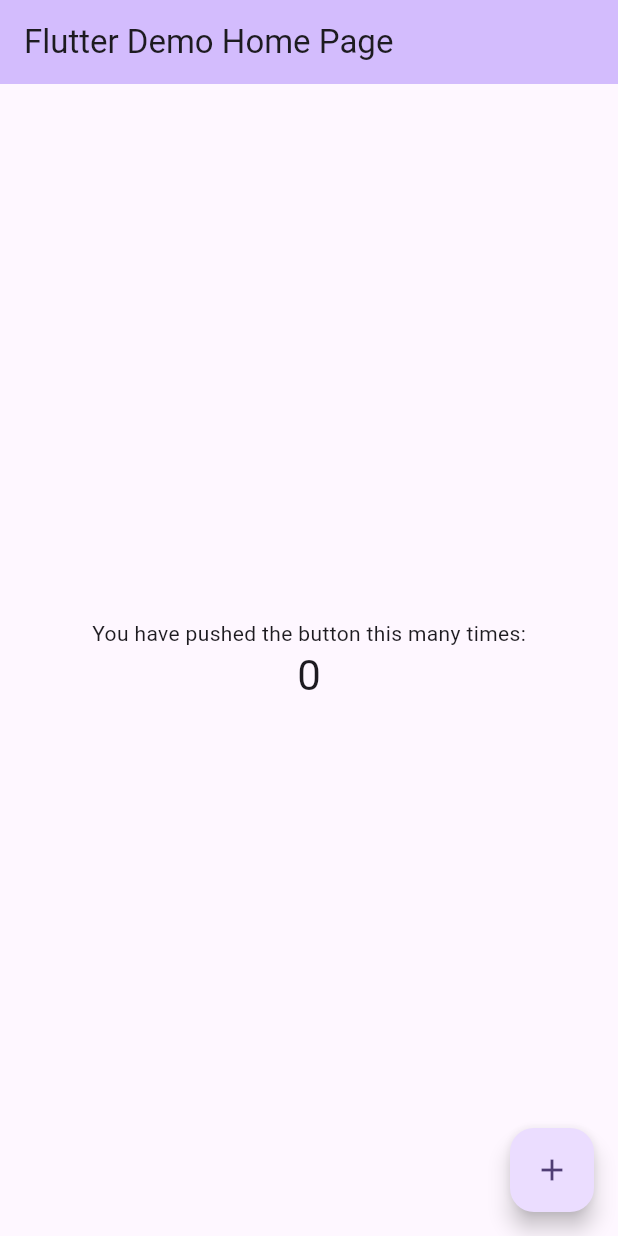
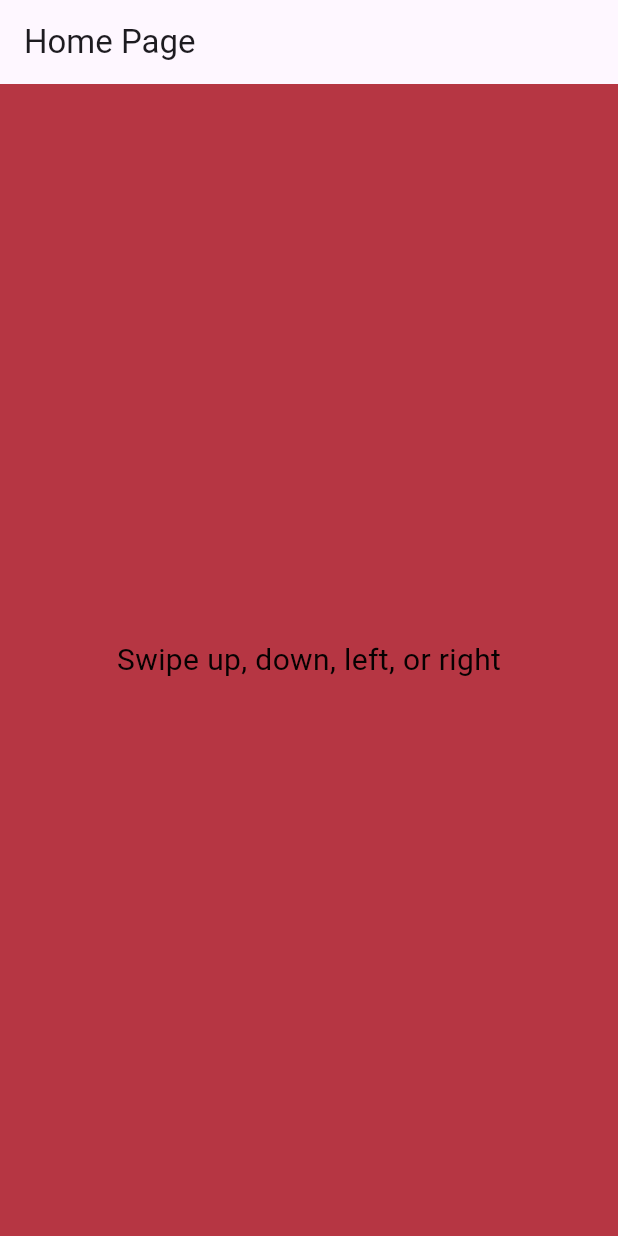
Before and after one commit to Islam-hady9/application-to-help-the-blind-eyes-mate, a Flutter app: the screen it shows after launch, on a phone screen of 412 x 824 dp. Run offline on Flutter 3.47's test engine with Material 3 defaults, Android fonts, the phone set to English and light mode, and no system bars; our stand-ins replace flutter_tts.

Commit message:
Add swipe-based navigation system

```diff
--- a/eyes_mate_app/lib/main.dart
+++ b/eyes_mate_app/lib/main.dart
@@ -1,125 +1,167 @@
 import 'package:flutter/material.dart';
+import 'package:flutter_tts/flutter_tts.dart';
 
 void main() {
-  runApp(const MyApp());
+  runApp(MyApp());
 }
 
 class MyApp extends StatelessWidget {
-  const MyApp({super.key});
-
-  // This widget is the root of your application.
   @override
   Widget build(BuildContext context) {
     return MaterialApp(
-      title: 'Flutter Demo',
-      theme: ThemeData(
-        // This is the theme of your application.
-        //
-        // TRY THIS: Try running your application with "flutter run". You'll see
-        // the application has a purple toolbar. Then, without quitting the app,
-        // try changing the seedColor in the colorScheme below to Colors.green
-        // and then invoke "hot reload" (save your changes or press the "hot
-        // reload" button in a Flutter-supported IDE, or press "r" if you used
-        // the command line to start the app).
-        //
-        // Notice that the counter didn't reset back to zero; the application
-        // state is not lost during the reload. To reset the state, use hot
-        // restart instead.
-        //
-        // This works for code too, not just values: Most code changes can be
-        // tested with just a hot reload.
-        colorScheme: ColorScheme.fromSeed(seedColor: Colors.deepPurple),
-        useMaterial3: true,
-      ),
-      home: const MyHomePage(title: 'Flutter Demo Home Page'),
+      home: HomePage(),
     );
   }
 }
 
-class MyHomePage extends StatefulWidget {
-  const MyHomePage({super.key, required this.title});
+class HomePage extends StatefulWidget {
+  @override
+  _HomePageState createState() => _HomePageState();
+}
 
-  // This widget is the home page of your application. It is stateful, meaning
-  // that it has a State object (defined below) that contains fields that affect
-  // how it looks.
-
-  // This class is the configuration for the state. It holds the values (in this
-  // case the title) provided by the parent (in this case the App widget) and
-  // used by the build method of the State. Fields in a Widget subclass are
-  // always marked "final".
-
-  final String title;
+class _HomePageState extends State<HomePage> {
+  FlutterTts flutterTts = FlutterTts();
 
   @override
-  State<MyHomePage> createState() => _MyHomePageState();
-}
+  void initState() {
+    super.initState();
+    _speakHello();
+  }
 
-class _MyHomePageState extends State<MyHomePage> {
-  int _counter = 0;
-
-  void _incrementCounter() {
-    setState(() {
-      // This call to setState tells the Flutter framework that something has
-      // changed in this State, which causes it to rerun the build method below
-      // so that the display can reflect the updated values. If we changed
-      // _counter without calling setState(), then the build method would not be
-      // called again, and so nothing would appear to happen.
-      _counter++;
-    });
+  Future<void> _speakHello() async {
+    await flutterTts.speak(
+        "Hello... Swipe Up To Open Object Recognition and Distance Measurement, Swipe Down To Open Text Reading, Swipe Left To Open Currency Recognition, Swipe Right To Open Face Recognition");
   }
 
   @override
   Widget build(BuildContext context) {
-    // This method is rerun every time setState is called, for instance as done
-    // by the _incrementCounter method above.
-    //
-    // The Flutter framework has been optimized to make rerunning build methods
-    // fast, so that you can just rebuild anything that needs updating rather
-    // than having to individually change instances of widgets.
     return Scaffold(
       appBar: AppBar(
-        // TRY THIS: Try changing the color here to a specific color (to
-        // Colors.amber, perhaps?) and trigger a hot reload to see the AppBar
-        // change color while the other colors stay the same.
-        backgroundColor: Theme.of(context).colorScheme.inversePrimary,
-        // Here we take the value from the MyHomePage object that was created by
-        // the App.build method, and use it to set our appbar title.
-        title: Text(widget.title),
+        title: Text('Home Page'),
       ),
-      body: Center(
-        // Center is a layout widget. It takes a single child and positions it
-        // in the middle of the parent.
-        child: Column(
-          // Column is also a layout widget. It takes a list of children and
-          // arranges them vertically. By default, it sizes itself to fit its
-          // children horizontally, and tries to be as tall as its parent.
-          //
-          // Column has various properties to control how it sizes itself and
-          // how it positions its children. Here we use mainAxisAlignment to
-          // center the children vertically; the main axis here is the vertical
-          // axis because Columns are vertical (the cross axis would be
-          // horizontal).
-          //
-          // TRY THIS: Invoke "debug painting" (choose the "Toggle Debug Paint"
-          // action in the IDE, or press "p" in the console), to see the
-          // wireframe for each widget.
-          mainAxisAlignment: MainAxisAlignment.center,
-          children: <Widget>[
-            const Text(
-              'You have pushed the button this many times:',
-            ),
-            Text(
-              '$_counter',
-              style: Theme.of(context).textTheme.headlineMedium,
-            ),
-          ],
-        ),
-      ),
-      floatingActionButton: FloatingActionButton(
-        onPressed: _incrementCounter,
-        tooltip: 'Increment',
-        child: const Icon(Icons.add),
-      ), // This trailing comma makes auto-formatting nicer for build methods.
+      body: SwipePage(),
     );
   }
 }
+
+class SwipePage extends StatelessWidget {
+  @override
+  Widget build(BuildContext context) {
+    return GestureDetector(
+      onVerticalDragEnd: (details) {
+        // If the user swipes up, navigate to UpPage
+        if (details.velocity.pixelsPerSecond.dy < 0) {
+          Navigator.of(context).push(
+            MaterialPageRoute(
+              builder: (context) => UpPage(),
+            ),
+          );
+        }
+        // If the user swipes down, navigate to DownPage
+        else if (details.velocity.pixelsPerSecond.dy > 0) {
+          Navigator.of(context).push(
+            MaterialPageRoute(
+              builder: (context) => DownPage(),
+            ),
+          );
+        }
+      },
+      onHorizontalDragEnd: (details) {
+        // If the user swipes to the right, navigate to RightPage
+        if (details.velocity.pixelsPerSecond.dx > 0) {
+          Navigator.of(context).push(
+            MaterialPageRoute(
+              builder: (context) => RightPage(),
+            ),
+          );
+        }
+        // If the user swipes to the left, navigate to LeftPage
+        else if (details.velocity.pixelsPerSecond.dx < 0) {
+          Navigator.of(context).push(
+            MaterialPageRoute(
+              builder: (context) => LeftPage(),
+            ),
+          );
+        }
+      },
+      child: Container(
+        color: Color.fromARGB(255, 182, 54, 67),
+        child: Center(
+          child: Text(
+            'Swipe up, down, left, or right',
+            style:
+                TextStyle(color: Color.fromARGB(255, 6, 1, 1), fontSize: 20.0),
+          ),
+        ),
+      ),
+    );
+  }
+}
+
+class DownPage extends StatelessWidget {
+  @override
+  Widget build(BuildContext context) {
+    return Scaffold(
+      appBar: AppBar(
+        title: Text('Down Page'),
+      ),
+      body: Center(
+        child: Text(
+          'Down Page',
+          style: TextStyle(fontSize: 24.0),
+        ),
+      ),
+    );
+  }
+}
+
+class UpPage extends StatelessWidget {
+  @override
+  Widget build(BuildContext context) {
+    return Scaffold(
+      appBar: AppBar(
+        title: Text('Up Page'),
+      ),
+      body: Center(
+        child: Text(
+          'Up Page',
+          style: TextStyle(fontSize: 24.0),
+        ),
+      ),
+    );
+  }
+}
+
+class LeftPage extends StatelessWidget {
+  @override
+  Widget build(BuildContext context) {
+    return Scaffold(
+      appBar: AppBar(
+        title: Text('Left Page'),
+      ),
+      body: Center(
+        child: Text(
+          'Left Page',
+          style: TextStyle(fontSize: 24.0),
+        ),
+      ),
+    );
+  }
+}
+
+class RightPage extends StatelessWidget {
+  @override
+  Widget build(BuildContext context) {
+    return Scaffold(
+      appBar: AppBar(
+        title: Text('Right Page'),
+      ),
+      body: Center(
+        child: Text(
+          'Right Page',
+          style: TextStyle(fontSize: 24.0),
+        ),
+      ),
+    );
+  }
+}
--- a/eyes_mate_app/pubspec.yaml
+++ b/eyes_mate_app/pubspec.yaml
@@ -30,6 +30,7 @@ environment:
 dependencies:
   flutter:
     sdk: flutter
+  flutter_tts: ^3.3.0
 
 
   # The following adds the Cupertino Icons font to your application.
```
Also changed, not shown: eyes_mate_app/pubspec.lock, 3 other files.
